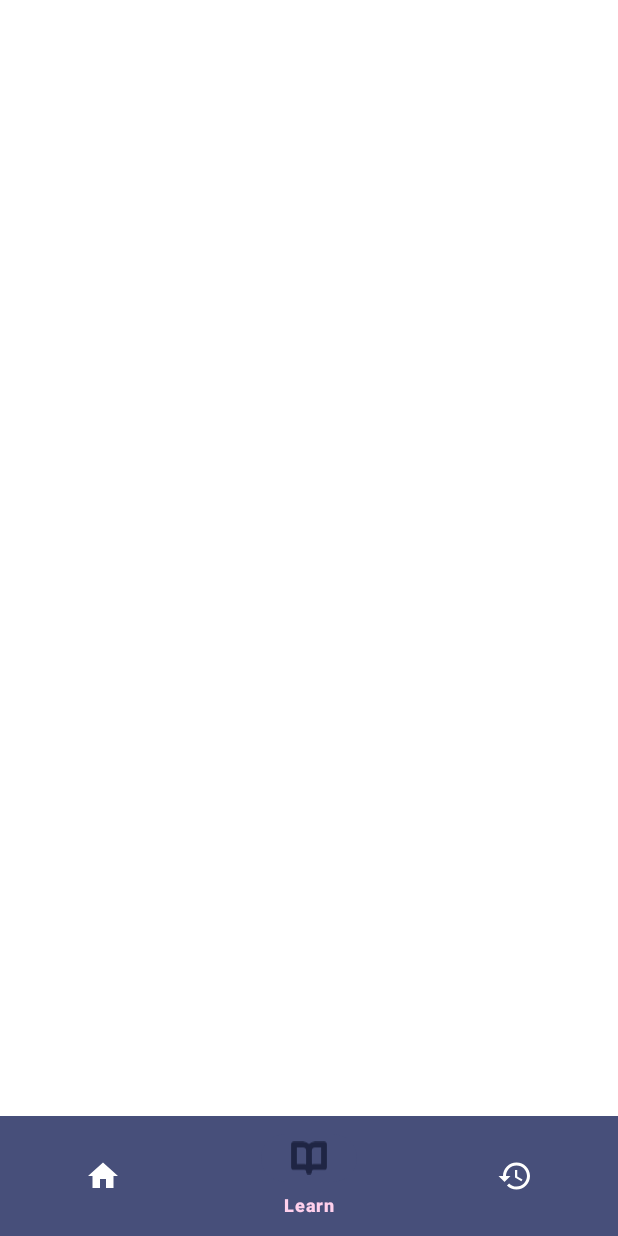
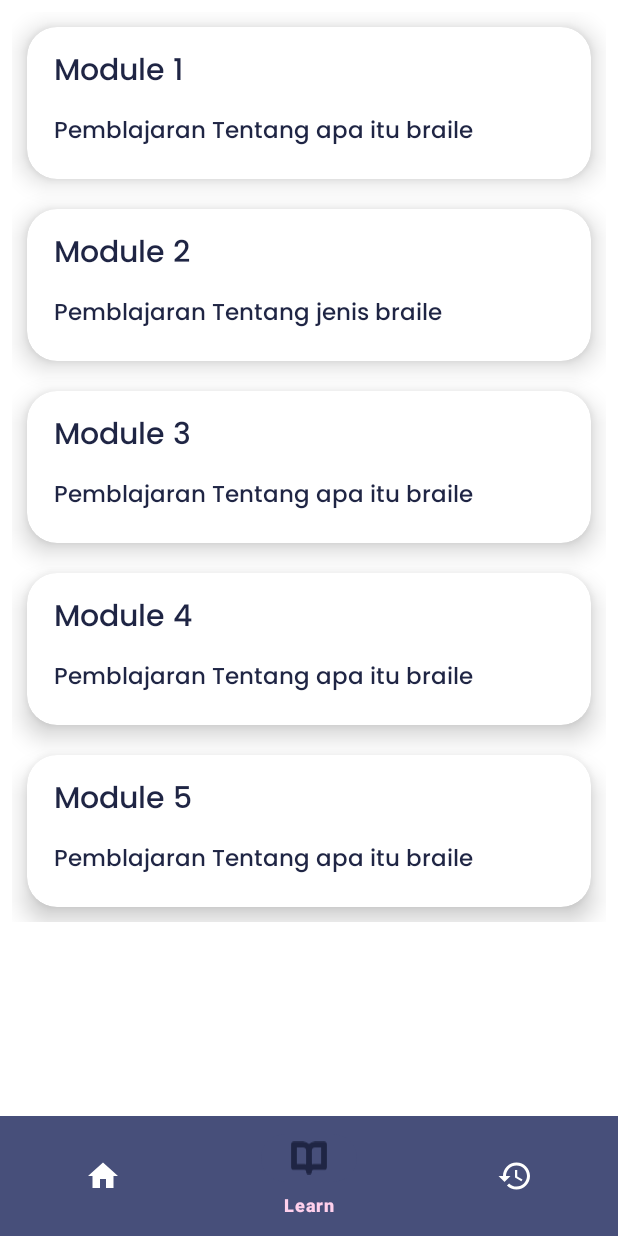
Before and after one commit to Braisee-Bangkit-2024/braisee-android, an Android app: the LearnFragment screen opened through its navigation route, on a phone screen of 412 x 824 dp. Run offline under Robolectric (Android 15) with nearby library versions, the phone set to English and light mode, and no system bars; our stand-ins replace navigation-ui; libraries missing offline, so code that uses them is left out: com.yalantis.ucrop.

Commit message:
Update LearnFragment

```diff
--- a/app/src/main/java/com/braille/braisee/MainActivity.kt
+++ b/app/src/main/java/com/braille/braisee/MainActivity.kt
@@ -31,17 +31,9 @@ class MainActivity : AppCompatActivity() {
         binding.navView.setupWithNavController(navController)
 
         // Add a listener to change the action bar visibility based on the destination
-        navController.addOnDestinationChangedListener { _, destination, _ ->
-            when (destination.id) {
-                R.id.navigation_analyze -> {
-                    supportActionBar?.hide() // Hide the action bar for AnalyzeFragment
-                    binding.navView.visibility = View.GONE // Optionally hide the bottom nav bar
-                }
-                else -> {
-                    supportActionBar?.show() // Show the action bar for other fragments
-                    binding.navView.visibility = View.VISIBLE // Show the bottom nav bar for other fragments
-                }
-            }
+        navController.addOnDestinationChangedListener { _, _, _ ->
+            supportActionBar?.show() // Tampilkan ActionBar untuk semua fragment
+            binding.navView.visibility = View.VISIBLE // Tampilkan BottomNavigationView untuk semua fragment
         }
 
         // Handle the back button behavior
--- /dev/null
+++ b/app/src/main/java/com/braille/braisee/data/learn/Module.kt
@@ -0,0 +1,11 @@
+package com.braille.braisee.data.learn
+
+import android.os.Parcelable
+import kotlinx.parcelize.Parcelize
+
+@Parcelize
+data class Module(
+    val title: String,
+    val description: String,
+    val ytLink: String
+):Parcelable
--- /dev/null
+++ b/app/src/main/java/com/braille/braisee/ui/adapter/ModuleAdapter.kt
@@ -0,0 +1,40 @@
+package com.braille.braisee.ui.adapter
+
+import android.os.Bundle
+import androidx.navigation.findNavController
+import android.view.LayoutInflater
+import android.view.View
+import android.view.ViewGroup
+import android.widget.TextView
+import androidx.recyclerview.widget.RecyclerView
+import com.braille.braisee.R
+import com.braille.braisee.data.learn.Module
+
+class ModuleAdapter(private val listModule: ArrayList<Module>) :
+    RecyclerView.Adapter<ModuleAdapter.ModuleViewHolder>() {
+
+    override fun onCreateViewHolder(parent: ViewGroup, viewType: Int): ModuleViewHolder {
+        val view = LayoutInflater.from(parent.context).inflate(R.layout.list_module, parent, false)
+        return ModuleViewHolder(view)
+    }
+
+    override fun onBindViewHolder(holder: ModuleViewHolder, position: Int) {
+        val module = listModule[position]
+        holder.title.text = module.title
+        holder.description.text = module.description
+
+        holder.itemView.setOnClickListener {
+            val bundle = Bundle().apply {
+                putParcelable("module", module)
+            }
+            it.findNavController().navigate(R.id.action_navigation_learn_to_detailFragment, bundle)
+        }
+    }
+
+    override fun getItemCount(): Int = listModule.size
+
+    class ModuleViewHolder(itemView: View) : RecyclerView.ViewHolder(itemView) {
+        val title: TextView = itemView.findViewById(R.id.tv_judul_learn)
+        val description: TextView = itemView.findViewById(R.id.tv_deskripsi_learn)
+    }
+}
--- a/app/src/main/java/com/braille/braisee/ui/learn/LearnFragment.kt
+++ b/app/src/main/java/com/braille/braisee/ui/learn/LearnFragment.kt
@@ -1,20 +1,47 @@
 package com.braille.braisee.ui.learn
 
 import android.os.Bundle
-import androidx.fragment.app.Fragment
 import android.view.LayoutInflater
 import android.view.View
 import android.view.ViewGroup
+import androidx.fragment.app.Fragment
+import androidx.recyclerview.widget.LinearLayoutManager
+import androidx.recyclerview.widget.RecyclerView
 import com.braille.braisee.R
-
+import com.braille.braisee.data.learn.Module
+import com.braille.braisee.ui.adapter.ModuleAdapter
 
 class LearnFragment : Fragment() {
+
+    private lateinit var moduleList: ArrayList<Module>
+    private lateinit var recyclerView: RecyclerView
 
     override fun onCreateView(
         inflater: LayoutInflater, container: ViewGroup?,
         savedInstanceState: Bundle?
     ): View? {
-        // Inflate the layout for this fragment
-        return inflater.inflate(R.layout.fragment_learn, container, false)
+        val view = inflater.inflate(R.layout.fragment_learn, container, false)
+
+        recyclerView = view.findViewById(R.id.rv_learn)
+        recyclerView.layoutManager = LinearLayoutManager(requireContext())
+        recyclerView.setHasFixedSize(true)
+
+        moduleList = ArrayList()
+        populateModulesFromResources()
+        recyclerView.adapter = ModuleAdapter(moduleList)
+
+        return view
+    }
+
+    private fun populateModulesFromResources() {
+        if (moduleList.isNotEmpty()) return  // Hindari pengisian ulang data
+
+        val titles = resources.getStringArray(R.array.list_module)
+        val descriptions = resources.getStringArray(R.array.list_deskripsi)
+        val ytLinks = resources.getStringArray(R.array.list_ytlink)
+
+        for (i in titles.indices) {
+            moduleList.add(Module(titles[i], descriptions[i], ytLinks[i]))
+        }
     }
 }
--- a/app/src/main/res/layout/list_history.xml
+++ b/app/src/main/res/layout/list_history.xml
@@ -33,6 +33,9 @@
             android:layout_marginTop="8dp"
             android:layout_marginStart="8dp"
             android:text="@string/judul"
+            android:textColor="@color/blue"
+            android:fontFamily="@font/poppins_light"
+            android:textSize="20sp"
             app:layout_constraintEnd_toEndOf="parent"
             app:layout_constraintHorizontal_bias="0.0"
             app:layout_constraintStart_toEndOf="@+id/iv_image_logo"
@@ -45,6 +48,9 @@
             android:layout_marginTop="8dp"
             android:layout_marginStart="8dp"
             android:text="@string/deskripsi"
+            android:textColor="@color/blue"
+            android:fontFamily="@font/poppins_light"
+            android:textSize="15sp"
             app:layout_constraintBottom_toBottomOf="@+id/iv_image_logo"
             app:layout_constraintEnd_toEndOf="parent"
             app:layout_constraintHorizontal_bias="0.0"
--- /dev/null
+++ b/app/src/main/res/layout/list_module.xml
@@ -0,0 +1,52 @@
+<?xml version="1.0" encoding="utf-8"?>
+<androidx.cardview.widget.CardView
+    xmlns:android="http://schemas.android.com/apk/res/android"
+    xmlns:app="http://schemas.android.com/apk/res-auto"
+    xmlns:tools="http://schemas.android.com/tools"
+    android:layout_width="match_parent"
+    android:layout_height="wrap_content"
+    android:id="@+id/cv_learn"
+    android:layout_margin="10dp"
+    app:cardCornerRadius="20dp"
+    app:cardElevation="10dp"
+    app:cardBackgroundColor="@color/white">
+
+    <androidx.constraintlayout.widget.ConstraintLayout
+        android:layout_width="match_parent"
+        android:layout_height="wrap_content"
+        android:padding="8dp">
+
+
+        <TextView
+            android:id="@+id/tv_judul_learn"
+            android:layout_width="wrap_content"
+            android:layout_height="wrap_content"
+            android:layout_marginStart="10dp"
+            android:layout_marginTop="5dp"
+            android:text="@string/module"
+            android:textColor="@color/blue"
+            android:fontFamily="@font/poppins_medium"
+            android:textSize="20sp"
+            app:layout_constraintStart_toStartOf="parent"
+            app:layout_constraintTop_toTopOf="parent" />
+
+        <TextView
+            android:id="@+id/tv_deskripsi_learn"
+            android:layout_width="wrap_content"
+            android:layout_height="wrap_content"
+            android:layout_marginTop="10dp"
+            android:layout_marginStart="10dp"
+            android:layout_marginBottom="10dp"
+            android:text="@string/pemblajaran_braile"
+            android:textColor="@color/blue"
+            android:fontFamily="@font/poppins_medium"
+            android:textSize="15sp"
+            app:layout_constraintBottom_toBottomOf="parent"
+            app:layout_constraintEnd_toEndOf="parent"
+            app:layout_constraintHorizontal_bias="0.0"
+            app:layout_constraintStart_toStartOf="parent"
+            app:layout_constraintTop_toBottomOf="@+id/tv_judul_learn"
+            app:layout_constraintVertical_bias="0.0" />
+    </androidx.constraintlayout.widget.ConstraintLayout>
+
+</androidx.cardview.widget.CardView>
--- a/app/src/main/res/navigation/nav_graph.xml
+++ b/app/src/main/res/navigation/nav_graph.xml
@@ -28,7 +28,11 @@
         android:id="@+id/navigation_learn"
         android:name="com.braille.braisee.ui.learn.LearnFragment"
         android:label="Learn"
-        tools:layout="@layout/fragment_learn" />
+        tools:layout="@layout/fragment_learn" >
+        <action
+            android:id="@+id/action_navigation_learn_to_detailFragment"
+            app:destination="@id/navigation_detail" />
+    </fragment>
 
     <fragment
         android:id="@+id/navigation_favorite"
@@ -36,4 +40,10 @@
         android:label="Favorite"
         tools:layout="@layout/fragment_favorite" />
 
+    <fragment
+        android:id="@+id/navigation_detail"
+        android:name="com.braille.braisee.ui.adapter.DetailFragment"
+        android:label="fragment_detail"
+        tools:layout="@layout/fragment_detail" />
+
 </navigation>
--- a/app/src/main/res/values/strings.xml
+++ b/app/src/main/res/values/strings.xml
@@ -33,4 +33,41 @@
     <!-- TODO: Remove or change this placeholder text -->
     <string name="hello_blank_fragment">Hello blank fragment</string>
     <string name="sample_label">Sample Label</string>
+    <string name="module">Module</string>
+    <string name="pemblajaran_braile">Pemblajaran Braile</string>
+
+
+    <string-array name="list_module">
+        <item>Module 1</item>
+        <item>Module 2</item>
+        <item>Module 3</item>
+        <item>Module 4</item>
+        <item>Module 5</item>
+    </string-array>
+
+    <string-array name="list_deskripsi">
+        <item>Pemblajaran Tentang apa itu braile</item>
+        <item>Pemblajaran Tentang jenis braile</item>
+        <item>Pemblajaran Tentang apa itu braile</item>
+        <item>Pemblajaran Tentang apa itu braile</item>
+        <item>Pemblajaran Tentang apa itu braile</item>
+    </string-array>
+
+    <string-array name="list_ytlink">
+        <item>https://www.youtube.com/watch?v=NQD0wdXdVLU</item>
+        <item>https://www.youtube.com/watch?v=NQD0wdXdVLU</item>
+        <item>https://www.youtube.com/watch?v=NQD0wdXdVLU</item>
+        <item>https://www.youtube.com/watch?v=NQD0wdXdVLU</item>
+        <item>https://www.youtube.com/watch?v=NQD0wdXdVLU</item>
+    </string-array>
+
+
+
+
+
+
+
+
+
+
 </resources>
```
Also changed, not shown: app/src/main/AndroidManifest.xml (+15 -7 lines), app/src/main/java/com/braille/braisee/ui/adapter/DetailFragment.kt (added, +90 -0 lines), app/src/main/res/layout/fragment_detail.xml (added, +65 -0 lines).
